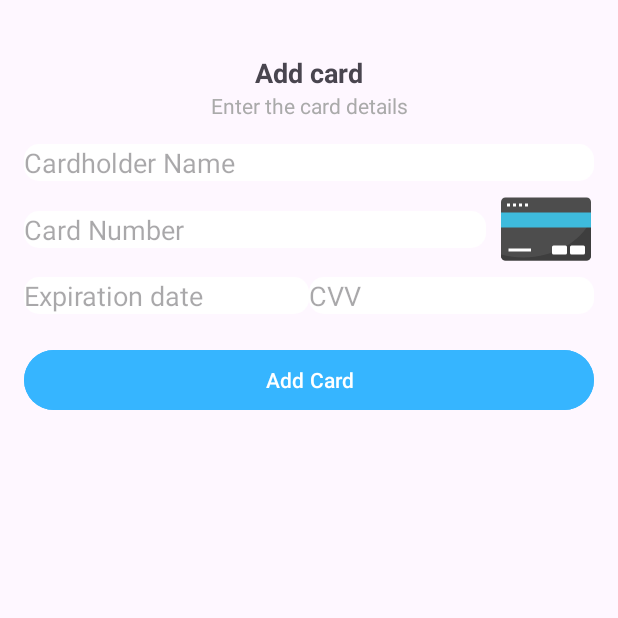
After one commit to Wmelendez1/OrderNowApp, an Android app: the AddCardActivity screen opened directly, with no data from a screen before it, on a phone screen of 412 x 824 dp, the top half of it. The commit adds this screen. Run offline under Robolectric (Android 15) with nearby library versions, the phone set to English and light mode, and no system bars.

Commit message:
completed the add card functionality

```diff
--- a/app/src/main/AndroidManifest.xml
+++ b/app/src/main/AndroidManifest.xml
@@ -18,6 +18,9 @@
         android:roundIcon="@mipmap/ic_launcher_round"
         android:supportsRtl="true"
         android:theme="@style/Theme.OrderNow">
+        <activity
+            android:name=".activities.AddCardActivity"
+            android:exported="false" />
         <activity
             android:name=".activities.Payment"
             android:exported="false" />
--- a/app/src/main/java/Models/Card.java
+++ b/app/src/main/java/Models/Card.java
@@ -1,6 +1,8 @@
 package Models;
 
-    public class Card {
+import java.io.Serializable;
+
+public class Card implements Serializable {
     private String cardNumber;
     private boolean isDefault;
     private String cardHolderName;
--- a/app/src/main/java/com/example/ordernow/Fragments/PaymentDetailsSettingsTabFragment.java
+++ b/app/src/main/java/com/example/ordernow/Fragments/PaymentDetailsSettingsTabFragment.java
@@ -1,7 +1,9 @@
 package com.example.ordernow.Fragments;
 
+import android.content.Intent;
 import android.os.Bundle;
 
+import androidx.annotation.Nullable;
 import androidx.fragment.app.Fragment;
 import androidx.recyclerview.widget.LinearLayoutManager;
 import androidx.recyclerview.widget.RecyclerView;
@@ -9,9 +11,11 @@ import androidx.recyclerview.widget.RecyclerView;
 import android.view.LayoutInflater;
 import android.view.View;
 import android.view.ViewGroup;
+import android.widget.Button;
 
 import com.example.ordernow.Adapter.CardAdapter;
 import com.example.ordernow.R;
+import com.example.ordernow.activities.AddCardActivity;
 
 import java.util.ArrayList;
 import java.util.List;
@@ -21,8 +25,10 @@ import Models.Card;
 
 public class PaymentDetailsSettingsTabFragment extends Fragment {
 
+    private static final int ADD_CARD_REQUEST_CODE = 1;
     private RecyclerView recyclerView;
     private CardAdapter cardAdapter;
+    private List<Card> cards;
 
     @Override
     public View onCreateView(LayoutInflater inflater, ViewGroup container, Bundle savedInstanceState) {
@@ -32,7 +38,7 @@ public class PaymentDetailsSettingsTabFragment extends Fragment {
         recyclerView.setLayoutManager(new LinearLayoutManager(getContext()));
 
         // Sample card data
-        List<Card> cards = new ArrayList<>();
+        cards = new ArrayList<>();
         cards.add(new Card("**** 1234", true,"John Doe", "12/23" ));
         cards.add(new Card("**** 5678", false, "Jane Doe", "11/24"));
         // Add more cards as needed
@@ -40,6 +46,28 @@ public class PaymentDetailsSettingsTabFragment extends Fragment {
         cardAdapter = new CardAdapter(cards);
         recyclerView.setAdapter(cardAdapter);
 
+        Button addNewCardBtn = view.findViewById(R.id.addNewCardBtn);
+        addNewCardBtn.setOnClickListener(new View.OnClickListener() {
+            @Override
+            public void onClick(View v) {
+                Intent intent = new Intent(getActivity(), AddCardActivity.class);
+                startActivityForResult(intent, ADD_CARD_REQUEST_CODE);
+            }
+        });
+
         return view;
     }
+
+    @Override
+    public void onActivityResult(int requestCode, int resultCode, @Nullable Intent data) {
+        super.onActivityResult(requestCode, resultCode, data);
+
+        if (requestCode == ADD_CARD_REQUEST_CODE && resultCode == getActivity().RESULT_OK) {
+            if (data != null && data.hasExtra("newCard")) {
+                Card newCard = (Card) data.getSerializableExtra("newCard");
+                cards.add(newCard);
+                cardAdapter.notifyDataSetChanged();
+            }
+        }
+    }
 }
--- /dev/null
+++ b/app/src/main/java/com/example/ordernow/activities/AddCardActivity.java
@@ -0,0 +1,50 @@
+package com.example.ordernow.activities;
+
+import android.content.Intent;
+import android.os.Bundle;
+import android.view.View;
+import android.widget.Button;
+import android.widget.EditText;
+
+import androidx.activity.EdgeToEdge;
+import androidx.appcompat.app.AppCompatActivity;
+import androidx.core.graphics.Insets;
+import androidx.core.view.ViewCompat;
+import androidx.core.view.WindowInsetsCompat;
+
+import com.example.ordernow.R;
+
+import Models.Card;
+
+public class AddCardActivity extends AppCompatActivity {
+
+    @Override
+    protected void onCreate(Bundle savedInstanceState) {
+        super.onCreate(savedInstanceState);
+        setContentView(R.layout.activity_add_card);
+
+        EditText cardHolderNameEditText = findViewById(R.id.cardHolderNameEditText);
+        EditText cardNumberEditText = findViewById(R.id.cardNumberEditText);
+        EditText expiryDateEditText = findViewById(R.id.expiryDateEditText);
+        EditText cvvEditText = findViewById(R.id.cvvEditText);
+        Button saveCardButton = findViewById(R.id.saveCardButton);
+
+        saveCardButton.setOnClickListener(new View.OnClickListener() {
+            @Override
+            public void onClick(View v) {
+                String cardHolderName = cardHolderNameEditText.getText().toString();
+                String cardNumber = cardNumberEditText.getText().toString();
+                String expiryDate = expiryDateEditText.getText().toString();
+
+                // Create a new card object (for simplicity, card number is masked)
+                Card newCard = new Card("**** " + cardNumber.substring(cardNumber.length() - 4), false, cardHolderName, expiryDate);
+
+                // Return the new card to the previous activity
+                Intent resultIntent = new Intent();
+                resultIntent.putExtra("newCard", newCard);
+                setResult(RESULT_OK, resultIntent);
+                finish(); // Close the activity
+            }
+        });
+    }
+}
--- /dev/null
+++ b/app/src/main/res/layout/activity_add_card.xml
@@ -0,0 +1,129 @@
+<?xml version="1.0" encoding="utf-8"?>
+<androidx.constraintlayout.widget.ConstraintLayout xmlns:android="http://schemas.android.com/apk/res/android"
+    xmlns:app="http://schemas.android.com/apk/res-auto"
+    xmlns:tools="http://schemas.android.com/tools"
+    android:layout_width="match_parent"
+    android:layout_height="match_parent"
+    android:padding="16dp"
+    tools:context=".activities.AddCardActivity">
+
+    <!-- Title -->
+
+    <!-- Subtitle -->
+
+    <TextView
+        android:id="@+id/addCardTitle"
+        android:layout_width="wrap_content"
+        android:layout_height="wrap_content"
+        android:layout_marginTop="20dp"
+        android:text="Add card"
+        android:textSize="18sp"
+        android:textStyle="bold"
+        app:layout_constraintBottom_toTopOf="@+id/addCardSubtitle"
+        app:layout_constraintEnd_toEndOf="parent"
+        app:layout_constraintStart_toStartOf="parent"
+        app:layout_constraintTop_toTopOf="parent" />
+
+    <TextView
+        android:id="@+id/addCardSubtitle"
+        android:layout_width="wrap_content"
+        android:layout_height="wrap_content"
+        android:layout_marginBottom="16dp"
+        android:text="Enter the card details"
+        android:textColor="@android:color/darker_gray"
+        android:textSize="14sp"
+        app:layout_constraintBottom_toTopOf="@+id/cardHolderNameEditText"
+        app:layout_constraintEnd_toEndOf="parent"
+        app:layout_constraintStart_toStartOf="parent"
+        app:layout_constraintTop_toBottomOf="@id/addCardTitle" />
+
+    <!-- Cardholder Name Input -->
+    <EditText
+        android:id="@+id/cardHolderNameEditText"
+        android:layout_width="0dp"
+        android:layout_height="wrap_content"
+        android:layout_marginBottom="1dp"
+        android:background="@drawable/shape_edittext01"
+        android:hint="Cardholder Name"
+        app:layout_constraintBottom_toTopOf="@+id/cardNumberContainer"
+        app:layout_constraintEnd_toEndOf="parent"
+        app:layout_constraintStart_toStartOf="parent"
+        app:layout_constraintTop_toBottomOf="@id/addCardSubtitle" />
+
+    <!-- Card Number Container -->
+    <androidx.constraintlayout.widget.ConstraintLayout
+        android:id="@+id/cardNumberContainer"
+        android:layout_width="0dp"
+        android:layout_height="wrap_content"
+        app:layout_constraintEnd_toEndOf="parent"
+        app:layout_constraintStart_toStartOf="parent"
+        app:layout_constraintTop_toBottomOf="@id/cardHolderNameEditText">
+
+        <!-- Card Number Input -->
+        <EditText
+            android:id="@+id/cardNumberEditText"
+            android:layout_width="0dp"
+            android:layout_height="wrap_content"
+            android:layout_marginEnd="8dp"
+            android:background="@drawable/shape_edittext01"
+            android:hint="Card Number"
+            app:layout_constraintBottom_toBottomOf="parent"
+            app:layout_constraintEnd_toStartOf="@+id/cardTypeImageView"
+            app:layout_constraintStart_toStartOf="parent"
+            app:layout_constraintTop_toTopOf="parent" />
+
+        <!-- Card Type Image (Visa, etc.) -->
+        <ImageView
+            android:id="@+id/cardTypeImageView"
+            android:layout_width="wrap_content"
+            android:layout_height="wrap_content"
+            android:src="@drawable/credit_card"
+            app:layout_constraintEnd_toEndOf="parent"
+            tools:layout_editor_absoluteY="0dp" /> <!-- replace with your card type image -->
+        app:layout_constraintEnd_toEndOf="parent"
+        app:layout_constraintTop_toTopOf="parent"
+        app:layout_constraintBottom_toBottomOf="parent" />
+    </androidx.constraintlayout.widget.ConstraintLayout>
+
+    <!-- Expiry Date Input -->
+    <EditText
+        android:id="@+id/expiryDateEditText"
+        android:layout_width="0dp"
+        android:layout_height="wrap_content"
+        android:layout_marginBottom="20dp"
+        android:background="@drawable/shape_edittext01"
+        android:hint="Expiration date"
+        app:layout_constraintBottom_toTopOf="@+id/saveCardButton"
+        app:layout_constraintEnd_toStartOf="@+id/cvvEditText"
+        app:layout_constraintStart_toStartOf="parent"
+        app:layout_constraintTop_toBottomOf="@id/cardNumberContainer" />
+
+    <!-- CVV Input -->
+    <EditText
+        android:id="@+id/cvvEditText"
+        android:layout_width="0dp"
+        android:layout_height="wrap_content"
+        android:layout_marginBottom="20dp"
+        android:background="@drawable/shape_edittext01"
+        android:hint="CVV"
+        app:layout_constraintBottom_toTopOf="@+id/saveCardButton"
+        app:layout_constraintEnd_toEndOf="parent"
+        app:layout_constraintStart_toEndOf="@+id/expiryDateEditText"
+        app:layout_constraintTop_toBottomOf="@id/cardNumberContainer" />
+
+    <!-- Save Button -->
+    <Button
+        android:id="@+id/saveCardButton"
+        android:layout_width="0dp"
+        android:layout_height="wrap_content"
+        android:layout_marginTop="20dp"
+        android:backgroundTint="@color/themecolor"
+        android:text="Add Card"
+        android:textAllCaps="false"
+        android:textColor="@android:color/white"
+        app:layout_constraintEnd_toEndOf="parent"
+        app:layout_constraintHorizontal_bias="0.0"
+        app:layout_constraintStart_toStartOf="parent"
+        app:layout_constraintTop_toBottomOf="@id/cvvEditText" />
+
+</androidx.constraintlayout.widget.ConstraintLayout>
```
